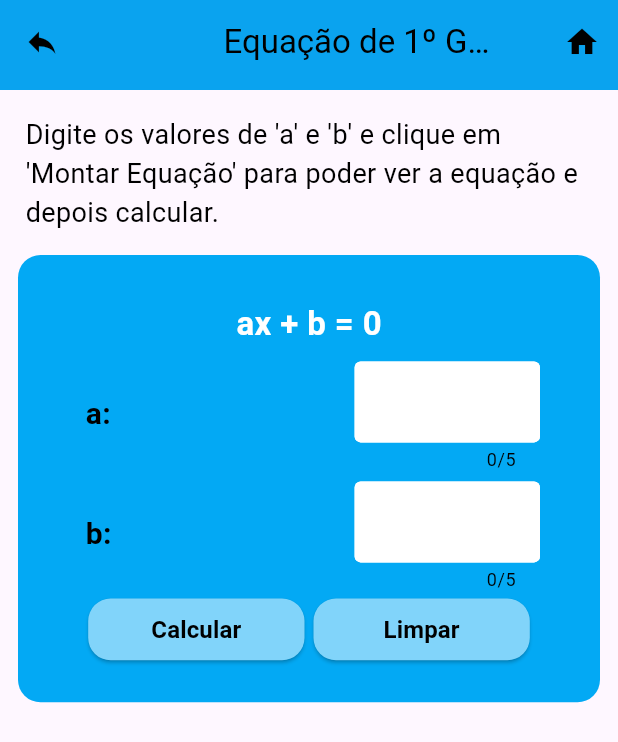
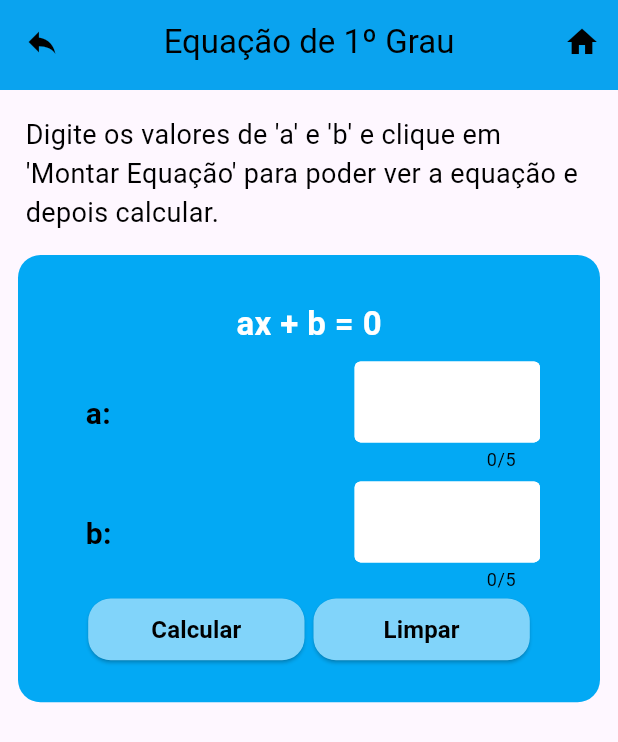
Before and after one commit to ricardo-gsilva/exemplifica-app, a Flutter app: the CalculatorPage screen opened directly, on a phone screen of 412 x 824 dp. Shown: the top 742 px of the screen. Run offline on Flutter 3.47's test engine with Material 3 defaults, Android fonts, the light colour scheme and no system bars; our stand-ins replace package_info_plus.

Commit message:
corrigindo titulo da appbar em calculatorPage

```diff
--- a/lib/view/page/calculator_page.dart
+++ b/lib/view/page/calculator_page.dart
@@ -1,7 +1,6 @@
 import 'package:exemplifica/utils/enum_calculator.dart';
 import 'package:flutter/material.dart';
 import 'package:exemplifica/utils/constants/core_fontSize.dart';
-import 'package:exemplifica/view/atoms/custom_appBar.dart';
 import 'package:exemplifica/view/atoms/custom_icon_button.dart';
 import 'package:exemplifica/view/atoms/custom_text.dart';
 import 'package:exemplifica/view/molecules/custom_scaffold.dart';
@@ -24,11 +23,9 @@ class CalculatorPage extends StatelessWidget {
   @override
   Widget build(BuildContext context) {
     return CustomScaffold(
-      titleAppBar: CustomAppBar(
-        title: CustomText(
-          title: titleAppBar,
-          fontSize: CoreFontSize.h_22,
-        ),
+      titleAppBar: CustomText(
+        title: titleAppBar,
+        fontSize: CoreFontSize.h_22,
       ),
       leading: true,
       actions: [
```
